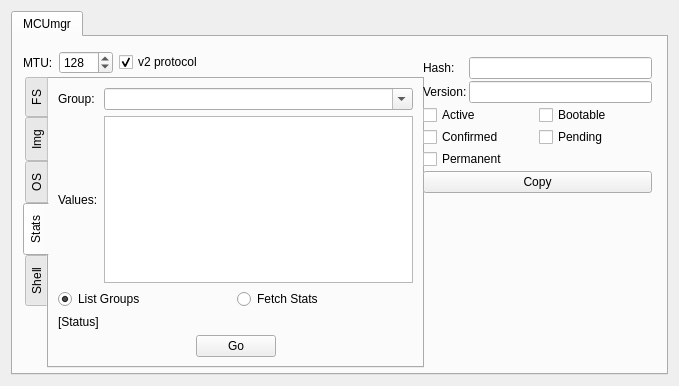
First picture: the form in plugins/mcumgr/form.ui, repository thedjnK/AuTerm, before the edit.
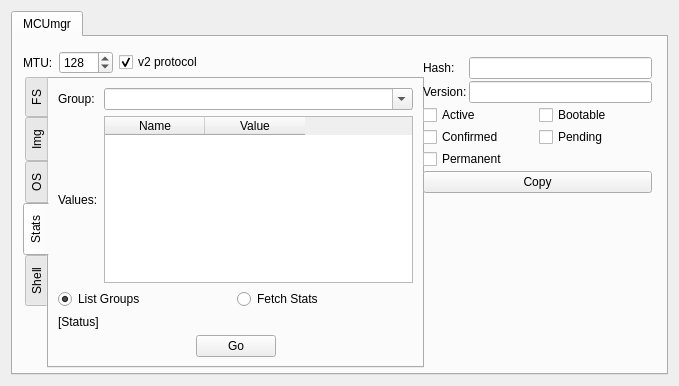
Second picture: the form after the edit. The open tabs and pages were chosen to show the change.

Patch:
```diff
--- a/plugins/mcumgr/form.ui
+++ b/plugins/mcumgr/form.ui
@@ -883,7 +883,18 @@
           </widget>
          </item>
          <item row="1" column="1">
-          <widget class="QTableWidget" name="table_STAT_Values"/>
+          <widget class="QTableWidget" name="table_STAT_Values">
+           <column>
+            <property name="text">
+             <string>Name</string>
+            </property>
+           </column>
+           <column>
+            <property name="text">
+             <string>Value</string>
+            </property>
+           </column>
+          </widget>
          </item>
          <item row="2" column="0" colspan="2">
           <layout class="QHBoxLayout" name="horizontalLayout_9">
```
Left out of the diff: 2 changed lines with no effect on the pictures.
